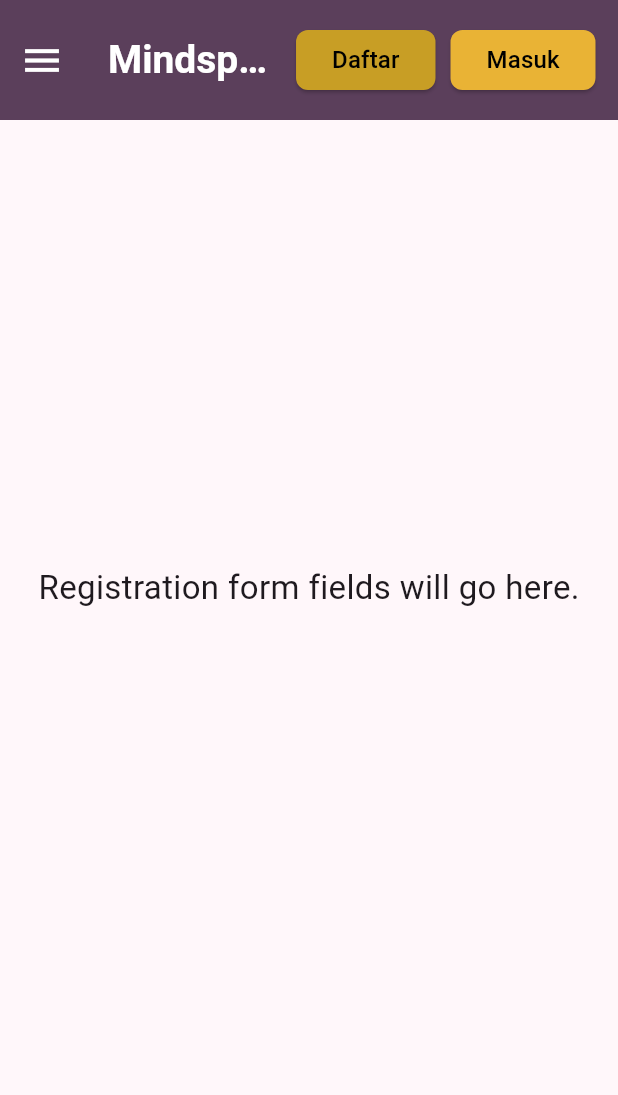
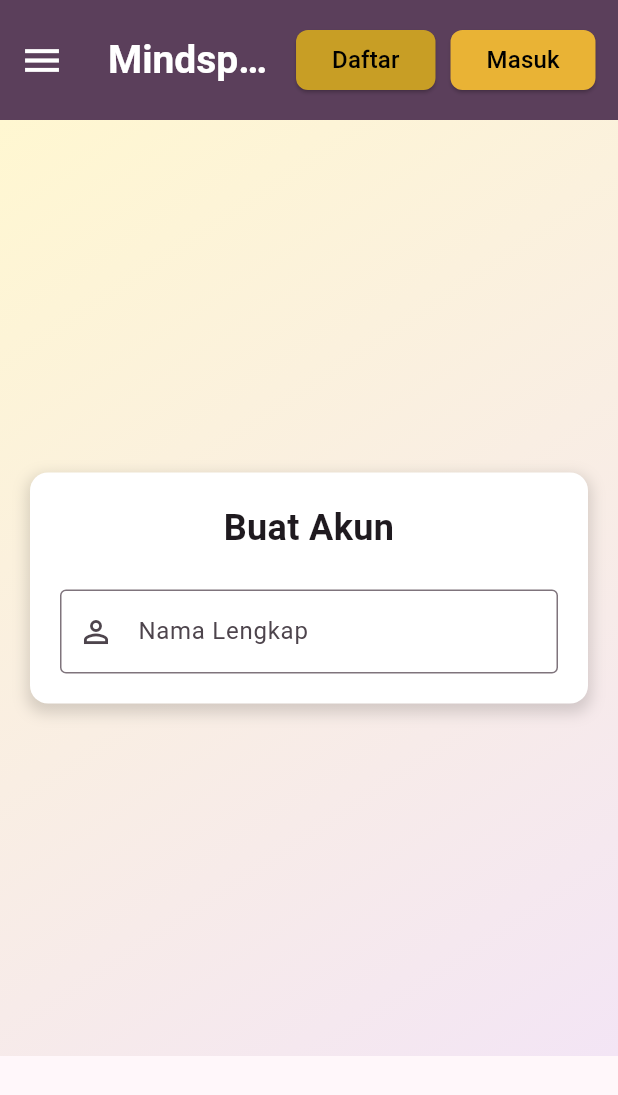
Before and after one commit to castreld/mindspace, a Flutter app: the RegisterForm screen opened by its route, on a phone screen of 412 x 824 dp. Shown: the top 1095 px of the screen. Run offline on Flutter 3.47's test engine with Material 3 defaults, Android fonts, the phone set to English and light mode, and no system bars.

Commit message:
REGISTER PAGE WIP

```diff
--- a/App/mindspace_app/lib/main.dart
+++ b/App/mindspace_app/lib/main.dart
@@ -313,7 +313,7 @@ class FaqSection extends StatelessWidget {
           gradient: LinearGradient(
             colors: [
               Color.fromARGB(255, 255, 247, 209),
-              Color.fromARGB(255, 243, 229, 245)
+              Color.fromARGB(255, 243, 229, 245),
             ],
             begin: Alignment.topLeft,
             end: Alignment.bottomRight,
--- a/App/mindspace_app/lib/register.dart
+++ b/App/mindspace_app/lib/register.dart
@@ -16,19 +16,15 @@ class RegisterForm extends StatefulWidget {
 class _RegisterFormState extends State<RegisterForm> {
   @override
   Widget build(BuildContext context) {
-    // This Scaffold is the root of your registration page.
     return Scaffold(
-      // Use the reusable AppBar, giving it a specific title for this page.
       appBar: const CustomAppBar(
 
       ),
-      // The body contains the content unique to this page.
       body: CustomScrollView(
         slivers: [
           SliverToBoxAdapter(
-            child: FormSection(), // This is where you will build your form.
+            child: FormSection(),
           ),
-          // Use the reusable Footer at the bottom.
           if (kIsWeb) const FooterSection(),
         ],
       ),
@@ -36,7 +32,6 @@ class _RegisterFormState extends State<RegisterForm> {
   }
 }
 
-/// A widget that contains the actual registration form fields.
 class FormSection extends StatefulWidget {
   const FormSection({super.key});
 
@@ -47,18 +42,59 @@ class FormSection extends StatefulWidget {
 class _FormSectionState extends State<FormSection> {
   @override
   Widget build(BuildContext context) {
-    // TODO: Build your actual registration form here with TextFormField, etc.
-    // For now, it's a placeholder.
     return Container(
+      decoration: const BoxDecoration(
+        gradient: LinearGradient(
+          colors: [
+            Color.fromARGB(255, 255, 247, 209),
+            Color.fromARGB(255, 243, 229, 245),
+          ],
+          begin: Alignment.topLeft,
+          end: Alignment.bottomRight,
+        ),
+      ),
       padding: const EdgeInsets.symmetric(horizontal: 20, vertical: 40),
-      // Set a minimum height to ensure it fills some space, especially on desktop.
       constraints: BoxConstraints(
-        minHeight: MediaQuery.of(context).size.height - 200, // Screen height minus AppBar and Footer
+        minHeight: MediaQuery.of(context).size.height - 200,
       ),
-      child: const Center(
-        child: Text(
-          'Registration form fields will go here.',
-          style: TextStyle(fontSize: 22),
+      child: Center(
+        child: Container(
+          width: 500,
+          padding: const EdgeInsets.all(20.0),
+          decoration: BoxDecoration(
+            color: Colors.white,
+            borderRadius: BorderRadius.circular(12.0),
+            boxShadow: [
+              BoxShadow(
+                color: Colors.black.withOpacity(0.15),
+                spreadRadius: 2,
+                blurRadius: 8,
+                offset: const Offset(0, 4),
+              ),
+            ],
+          ),
+
+          child: Column(
+            mainAxisSize: MainAxisSize.min,
+            crossAxisAlignment: CrossAxisAlignment.stretch,
+            children: [
+              const Text(
+                'Buat Akun',
+                textAlign: TextAlign.center,
+                style: TextStyle(fontSize: 24, fontWeight: FontWeight.bold),
+              ),
+              const SizedBox(height: 24),
+
+              TextFormField(
+                decoration: const InputDecoration(
+                  labelText: 'Nama Lengkap',
+                  border: OutlineInputBorder(),
+                  prefixIcon: Icon(Icons.person_outline),
+                ),
+              ),
+            ],
+          )
+
         ),
       ),
     );
```
